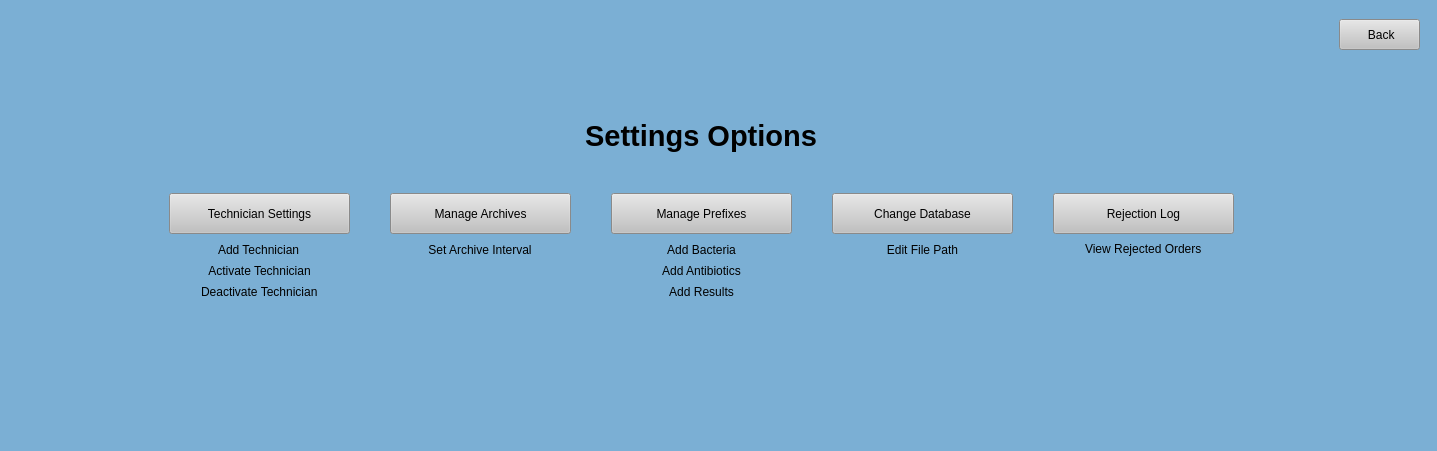
The window that UI Screens/COMBdb_Admin_Settings_Nav.ui (Kasmanian/COMBDb-oldgen) describes before a commit, drawn with Qt 5.
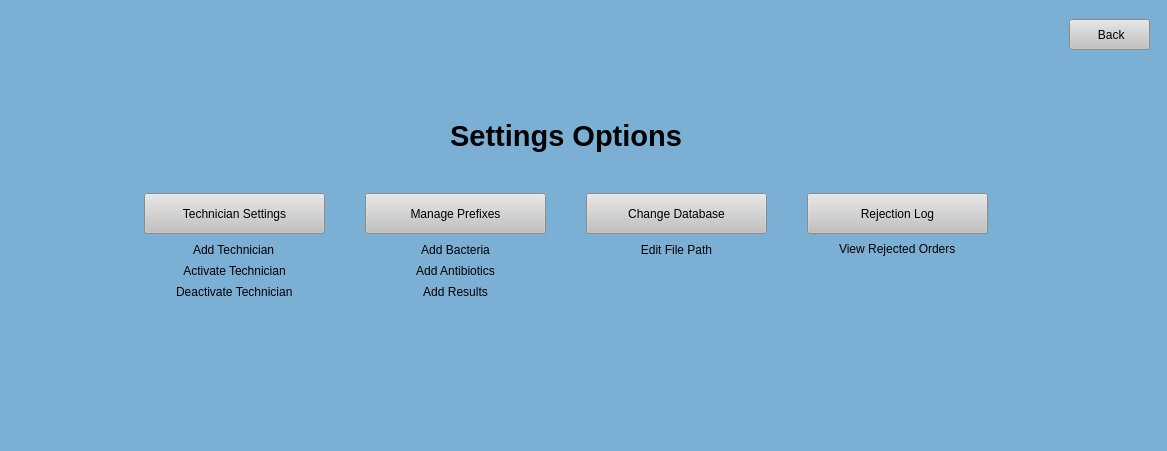
The same window after the commit.

The edit to the form file:
```diff
--- a/UI Screens/COMBdb_Admin_Settings_Nav.ui
+++ b/UI Screens/COMBdb_Admin_Settings_Nav.ui
@@ -6,7 +6,7 @@
    <rect>
     <x>0</x>
     <y>0</y>
-    <width>1437</width>
+    <width>1167</width>
     <height>451</height>
    </rect>
   </property>
@@ -148,8 +148,79 @@
         <property name="topMargin">
          <number>0</number>
         </property>
-        <item row="1" column="10">
-         <widget class="QPushButton" name="rejectionLog">
+        <item row="2" column="5">
+         <layout class="QVBoxLayout" name="verticalLayout_2">
+          <property name="topMargin">
+           <number>8</number>
+          </property>
+          <item>
+           <widget class="QLabel" name="label_20">
+            <property name="minimumSize">
+             <size>
+              <width>0</width>
+              <height>15</height>
+             </size>
+            </property>
+            <property name="maximumSize">
+             <size>
+              <width>16777215</width>
+              <height>15</height>
+             </size>
+            </property>
+            <property name="text">
+             <string>Edit File Path</string>
+            </property>
+            <property name="alignment">
+             <set>Qt::AlignCenter</set>
+            </property>
+           </widget>
+          </item>
+          <item>
+           <spacer name="verticalSpacer_9">
+            <property name="orientation">
+             <enum>Qt::Vertical</enum>
+            </property>
+            <property name="sizeHint" stdset="0">
+             <size>
+              <width>20</width>
+              <height>40</height>
+             </size>
+            </property>
+           </spacer>
+          </item>
+         </layout>
+        </item>
+        <item row="1" column="2" rowspan="2">
+         <spacer name="horizontalSpacer_7">
+          <property name="orientation">
+           <enum>Qt::Horizontal</enum>
+          </property>
+          <property name="sizeType">
+           <enum>QSizePolicy::Minimum</enum>
+          </property>
+          <property name="sizeHint" stdset="0">
+           <size>
+            <width>40</width>
+            <height>15</height>
+           </size>
+          </property>
+         </spacer>
+        </item>
+        <item row="1" column="0" rowspan="2">
+         <spacer name="horizontalSpacer_2">
+          <property name="orientation">
+           <enum>Qt::Horizontal</enum>
+          </property>
+          <property name="sizeHint" stdset="0">
+           <size>
+            <width>40</width>
+            <height>20</height>
+           </size>
+          </property>
+         </spacer>
+        </item>
+        <item row="1" column="3" alignment="Qt::AlignLeft">
+         <widget class="QPushButton" name="managePrefixes">
           <property name="sizePolicy">
            <sizepolicy hsizetype="Fixed" vsizetype="Fixed">
             <horstretch>0</horstretch>
@@ -181,11 +252,93 @@
 }</string>
           </property>
           <property name="text">
-           <string>Rejection Log</string>
+           <string>Manage Prefixes</string>
           </property>
          </widget>
         </item>
-        <item row="2" column="10">
+        <item row="1" column="5">
+         <widget class="QPushButton" name="changeDatabase">
+          <property name="sizePolicy">
+           <sizepolicy hsizetype="Fixed" vsizetype="Fixed">
+            <horstretch>0</horstretch>
+            <verstretch>0</verstretch>
+           </sizepolicy>
+          </property>
+          <property name="minimumSize">
+           <size>
+            <width>181</width>
+            <height>41</height>
+           </size>
+          </property>
+          <property name="maximumSize">
+           <size>
+            <width>181</width>
+            <height>41</height>
+           </size>
+          </property>
+          <property name="cursor">
+           <cursorShape>PointingHandCursor</cursorShape>
+          </property>
+          <property name="styleSheet">
+           <string notr="true">QPushButton:hover {
+	 background-color: rgb(210, 210, 210);
+}
+
+QPushButton {
+	background-color: rgb(193, 193, 193);
+}</string>
+          </property>
+          <property name="text">
+           <string>Change Database</string>
+          </property>
+         </widget>
+        </item>
+        <item row="1" column="9" rowspan="2">
+         <spacer name="horizontalSpacer_3">
+          <property name="orientation">
+           <enum>Qt::Horizontal</enum>
+          </property>
+          <property name="sizeHint" stdset="0">
+           <size>
+            <width>40</width>
+            <height>20</height>
+           </size>
+          </property>
+         </spacer>
+        </item>
+        <item row="3" column="0" colspan="10">
+         <spacer name="verticalSpacer_4">
+          <property name="orientation">
+           <enum>Qt::Vertical</enum>
+          </property>
+          <property name="sizeType">
+           <enum>QSizePolicy::Expanding</enum>
+          </property>
+          <property name="sizeHint" stdset="0">
+           <size>
+            <width>20</width>
+            <height>40</height>
+           </size>
+          </property>
+         </spacer>
+        </item>
+        <item row="1" column="6" rowspan="2">
+         <spacer name="horizontalSpacer_9">
+          <property name="orientation">
+           <enum>Qt::Horizontal</enum>
+          </property>
+          <property name="sizeType">
+           <enum>QSizePolicy::Minimum</enum>
+          </property>
+          <property name="sizeHint" stdset="0">
+           <size>
+            <width>40</width>
+            <height>20</height>
+           </size>
+          </property>
+         </spacer>
+        </item>
+        <item row="2" column="8">
          <layout class="QVBoxLayout" name="verticalLayout_6">
           <property name="topMargin">
            <number>8</number>
@@ -212,32 +365,75 @@
           </item>
          </layout>
         </item>
-        <item row="1" column="8" rowspan="2">
-         <spacer name="horizontalSpacer_9">
-          <property name="orientation">
-           <enum>Qt::Horizontal</enum>
+        <item row="1" column="8">
+         <widget class="QPushButton" name="rejectionLog">
+          <property name="sizePolicy">
+           <sizepolicy hsizetype="Fixed" vsizetype="Fixed">
+            <horstretch>0</horstretch>
+            <verstretch>0</verstretch>
+           </sizepolicy>
           </property>
-          <property name="sizeType">
-           <enum>QSizePolicy::Minimum</enum>
+          <property name="minimumSize">
+           <size>
+            <width>181</width>
+            <height>41</height>
+           </size>
           </property>
-          <property name="sizeHint" stdset="0">
+          <property name="maximumSize">
            <size>
-            <width>40</width>
-            <height>20</height>
+            <width>181</width>
+            <height>41</height>
            </size>
           </property>
-         </spacer>
+          <property name="cursor">
+           <cursorShape>PointingHandCursor</cursorShape>
+          </property>
+          <property name="styleSheet">
+           <string notr="true">QPushButton:hover {
+	 background-color: rgb(210, 210, 210);
+}
+
+QPushButton {
+	background-color: rgb(193, 193, 193);
+}</string>
+          </property>
+          <property name="text">
+           <string>Rejection Log</string>
+          </property>
+         </widget>
         </item>
         <item row="2" column="3">
-         <layout class="QVBoxLayout" name="verticalLayout_4" stretch="0,0">
+         <layout class="QVBoxLayout" name="verticalLayout_5">
           <property name="spacing">
            <number>6</number>
           </property>
           <property name="topMargin">
            <number>8</number>
           </property>
+          <item>
+           <widget class="QLabel" name="label_17">
+            <property name="minimumSize">
+             <size>
+              <width>0</width>
+              <height>15</height>
+             </size>
+            </property>
+            <property name="maximumSize">
+             <size>
+              <width>16777215</width>
+              <height>15</height>
+             </size>
+            </property>
+            <property name="text">
+             <string>Add Bacteria</string>
+            </property>
+            <property name="alignment">
+             <set>Qt::AlignCenter</set>
+            </property>
+           </widget>
+          </item>
           <item alignment="Qt::AlignHCenter|Qt::AlignVCenter">
-           <widget class="QLabel" name="label_8">
+           <widget class="QLabel" name="label_18">
             <property name="minimumSize">
              <size>
               <width>0</width>
@@ -251,18 +447,43 @@
              </size>
             </property>
             <property name="text">
-             <string>Set Archive Interval</string>
+             <string>Add Antibiotics</string>
             </property>
             <property name="alignment">
              <set>Qt::AlignCenter</set>
             </property>
            </widget>
           </item>
+          <item alignment="Qt::AlignHCenter|Qt::AlignVCenter">
+           <widget class="QLabel" name="label_19">
+            <property name="minimumSize">
+             <size>
+              <width>0</width>
+              <height>15</height>
+             </size>
+            </property>
+            <property name="maximumSize">
+             <size>
+              <width>16777215</width>
+              <height>15</height>
+             </size>
+            </property>
+            <property name="text">
+             <string>Add Results</string>
+            </property>
+            <property name="alignment">
+             <set>Qt::AlignCenter</set>
+            </property>
+           </widget>
+          </item>
           <item>
-           <spacer name="verticalSpacer_7">
+           <spacer name="verticalSpacer_8">
             <property name="orientation">
              <enum>Qt::Vertical</enum>
             </property>
+            <property name="sizeType">
+             <enum>QSizePolicy::Expanding</enum>
+            </property>
             <property name="sizeHint" stdset="0">
              <size>
               <width>20</width>
@@ -273,43 +494,6 @@
           </item>
          </layout>
         </item>
-        <item row="1" column="3">
-         <widget class="QPushButton" name="manageArchives">
-          <property name="sizePolicy">
-           <sizepolicy hsizetype="Fixed" vsizetype="Fixed">
-            <horstretch>0</horstretch>
-            <verstretch>0</verstretch>
-           </sizepolicy>
-          </property>
-          <property name="minimumSize">
-           <size>
-            <width>181</width>
-            <height>41</height>
-           </size>
-          </property>
-          <property name="maximumSize">
-           <size>
-            <width>181</width>
-            <height>41</height>
-           </size>
-          </property>
-          <property name="cursor">
-           <cursorShape>PointingHandCursor</cursorShape>
-          </property>
-          <property name="styleSheet">
-           <string notr="true">QPushButton:hover {
-	 background-color: rgb(210, 210, 210);
-}
-
-QPushButton {
-	background-color: rgb(193, 193, 193);
-}</string>
-          </property>
-          <property name="text">
-           <string>Manage Archives</string>
-          </property>
-         </widget>
-        </item>
         <item row="2" column="1">
          <layout class="QVBoxLayout" name="verticalLayout_3">
           <property name="spacing">
@@ -396,116 +580,8 @@
           </item>
          </layout>
         </item>
-        <item row="1" column="6" rowspan="2">
-         <spacer name="horizontalSpacer_8">
-          <property name="orientation">
-           <enum>Qt::Horizontal</enum>
-          </property>
-          <property name="sizeType">
-           <enum>QSizePolicy::Minimum</enum>
-          </property>
-          <property name="sizeHint" stdset="0">
-           <size>
-            <width>40</width>
-            <height>20</height>
-           </size>
-          </property>
-         </spacer>
-        </item>
-        <item row="2" column="5">
-         <layout class="QVBoxLayout" name="verticalLayout_5">
-          <property name="spacing">
-           <number>6</number>
-          </property>
-          <property name="topMargin">
-           <number>8</number>
-          </property>
-          <item>
-           <widget class="QLabel" name="label_17">
-            <property name="minimumSize">
-             <size>
-              <width>0</width>
-              <height>15</height>
-             </size>
-            </property>
-            <property name="maximumSize">
-             <size>
-              <width>16777215</width>
-              <height>15</height>
-             </size>
-            </property>
-            <property name="text">
-             <string>Add Bacteria</string>
-            </property>
-            <property name="alignment">
-             <set>Qt::AlignCenter</set>
-            </property>
-           </widget>
-          </item>
-          <item alignment="Qt::AlignHCenter|Qt::AlignVCenter">
-           <widget class="QLabel" name="label_18">
-            <property name="minimumSize">
-             <size>
-              <width>0</width>
-              <height>15</height>
-             </size>
-            </property>
-            <property name="maximumSize">
-             <size>
-              <width>16777215</width>
-              <height>15</height>
-             </size>
-            </property>
-            <property name="text">
-             <string>Add Antibiotics</string>
-            </property>
-            <property name="alignment">
-             <set>Qt::AlignCenter</set>
-            </property>
-           </widget>
-          </item>
-          <item alignment="Qt::AlignHCenter|Qt::AlignVCenter">
-           <widget class="QLabel" name="label_19">
-            <property name="minimumSize">
-             <size>
-              <width>0</width>
-              <height>15</height>
-             </size>
-            </property>
-            <property name="maximumSize">
-             <size>
-              <width>16777215</width>
-              <height>15</height>
-             </size>
-            </property>
-            <property name="text">
-             <string>Add Results</string>
-            </property>
-            <property name="alignment">
-             <set>Qt::AlignCenter</set>
-            </property>
-           </widget>
-          </item>
-          <item>
-           <spacer name="verticalSpacer_8">
-            <property name="orientation">
-             <enum>Qt::Vertical</enum>
-            </property>
-            <property name="sizeType">
-             <enum>QSizePolicy::Expanding</enum>
-            </property>
-            <property name="sizeHint" stdset="0">
-             <size>
-              <width>20</width>
-              <height>40</height>
-             </size>
-            </property>
-           </spacer>
-          </item>
-         </layout>
-        </item>
         <item row="1" column="4" rowspan="2">
-         <spacer name="horizontalSpacer_5">
+         <spacer name="horizontalSpacer_8">
           <property name="orientation">
            <enum>Qt::Horizontal</enum>
           </property>
@@ -515,7 +591,7 @@
           <property name="sizeHint" stdset="0">
            <size>
             <width>40</width>
-            <height>15</height>
+            <height>20</height>
            </size>
           </property>
          </spacer>
@@ -557,180 +633,6 @@
           </property>
          </widget>
         </item>
-        <item row="1" column="2" rowspan="2">
-         <spacer name="horizontalSpacer_7">
-          <property name="orientation">
-           <enum>Qt::Horizontal</enum>
-          </property>
-          <property name="sizeType">
-           <enum>QSizePolicy::Minimum</enum>
-          </property>
-          <property name="sizeHint" stdset="0">
-           <size>
-            <width>40</width>
-            <height>15</height>
-           </size>
-          </property>
-         </spacer>
-        </item>
-        <item row="1" column="0" rowspan="2">
-         <spacer name="horizontalSpacer_2">
-          <property name="orientation">
-           <enum>Qt::Horizontal</enum>
-          </property>
-          <property name="sizeHint" stdset="0">
-           <size>
-            <width>40</width>
-            <height>20</height>
-           </size>
-          </property>
-         </spacer>
-        </item>
-        <item row="2" column="7">
-         <layout class="QVBoxLayout" name="verticalLayout_2">
-          <property name="topMargin">
-           <number>8</number>
-          </property>
-          <item>
-           <widget class="QLabel" name="label_20">
-            <property name="minimumSize">
-             <size>
-              <width>0</width>
-              <height>15</height>
-             </size>
-            </property>
-            <property name="maximumSize">
-             <size>
-              <width>16777215</width>
-              <height>15</height>
-             </size>
-            </property>
-            <property name="text">
-             <string>Edit File Path</string>
-            </property>
-            <property name="alignment">
-             <set>Qt::AlignCenter</set>
-            </property>
-           </widget>
-          </item>
-          <item>
-           <spacer name="verticalSpacer_9">
-            <property name="orientation">
-             <enum>Qt::Vertical</enum>
-            </property>
-            <property name="sizeHint" stdset="0">
-             <size>
-              <width>20</width>
-              <height>40</height>
-             </size>
-            </property>
-           </spacer>
-          </item>
-         </layout>
-        </item>
-        <item row="1" column="5" alignment="Qt::AlignLeft">
-         <widget class="QPushButton" name="managePrefixes">
-          <property name="sizePolicy">
-           <sizepolicy hsizetype="Fixed" vsizetype="Fixed">
-            <horstretch>0</horstretch>
-            <verstretch>0</verstretch>
-           </sizepolicy>
-          </property>
-          <property name="minimumSize">
-           <size>
-            <width>181</width>
-            <height>41</height>
-           </size>
-          </property>
-          <property name="maximumSize">
-           <size>
-            <width>181</width>
-            <height>41</height>
-           </size>
-          </property>
-          <property name="cursor">
-           <cursorShape>PointingHandCursor</cursorShape>
-          </property>
-          <property name="styleSheet">
-           <string notr="true">QPushButton:hover {
-	 background-color: rgb(210, 210, 210);
-}
-
-QPushButton {
-	background-color: rgb(193, 193, 193);
-}</string>
-          </property>
-          <property name="text">
-           <string>Manage Prefixes</string>
-          </property>
-         </widget>
-        </item>
-        <item row="1" column="7">
-         <widget class="QPushButton" name="changeDatabase">
-          <property name="sizePolicy">
-           <sizepolicy hsizetype="Fixed" vsizetype="Fixed">
-            <horstretch>0</horstretch>
-            <verstretch>0</verstretch>
-           </sizepolicy>
-          </property>
-          <property name="minimumSize">
-           <size>
-            <width>181</width>
-            <height>41</height>
-           </size>
-          </property>
-          <property name="maximumSize">
-           <size>
-            <width>181</width>
-            <height>41</height>
-           </size>
-          </property>
-          <property name="cursor">
-           <cursorShape>PointingHandCursor</cursorShape>
-          </property>
-          <property name="styleSheet">
-           <string notr="true">QPushButton:hover {
-	 background-color: rgb(210, 210, 210);
-}
-
-QPushButton {
-	background-color: rgb(193, 193, 193);
-}</string>
-          </property>
-          <property name="text">
-           <string>Change Database</string>
-          </property>
-         </widget>
-        </item>
-        <item row="1" column="11" rowspan="2">
-         <spacer name="horizontalSpacer_3">
-          <property name="orientation">
-           <enum>Qt::Horizontal</enum>
-          </property>
-          <property name="sizeHint" stdset="0">
-           <size>
-            <width>40</width>
-            <height>20</height>
-           </size>
-          </property>
-         </spacer>
-        </item>
-        <item row="3" column="0" colspan="12">
-         <spacer name="verticalSpacer_4">
-          <property name="orientation">
-           <enum>Qt::Vertical</enum>
-          </property>
-          <property name="sizeType">
-           <enum>QSizePolicy::Expanding</enum>
-          </property>
-          <property name="sizeHint" stdset="0">
-           <size>
-            <width>20</width>
-            <height>40</height>
-           </size>
-          </property>
-         </spacer>
-        </item>
        </layout>
       </item>
      </layout>
```
